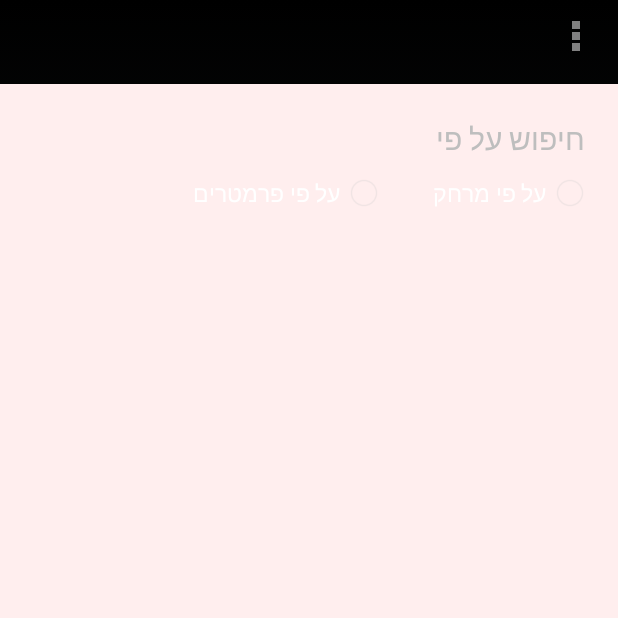
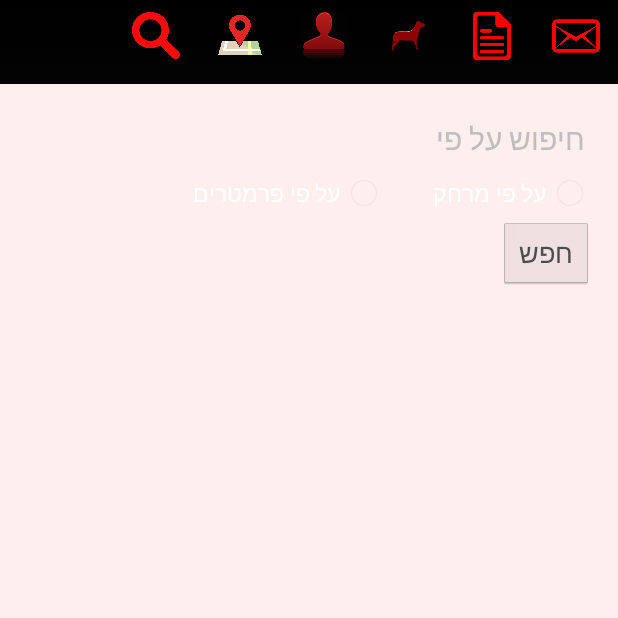
Before and after one commit to nofar9792/Nofar, an Android app: the SearchActivity screen opened directly, with no data from a screen before it, on a phone screen of 412 x 824 dp, the top half of it. Run offline under Robolectric (Android 15) with nearby library versions, the light colour scheme and no system bars.

Commit message:
menu fixing

```diff
--- a/app/build.gradle
+++ b/app/build.gradle
@@ -27,8 +27,6 @@ dependencies {
     compile fileTree(dir: 'libs', include: ['*.jar'])
     testCompile 'junit:junit:4.12'
 
-    compile 'com.android.support:appcompat-v7:23.1.1'
-    compile 'com.android.support:design:23.1.1'
     compile 'com.parse.bolts:bolts-android:1.+'
     compile 'com.parse:parse-android:1.+'
     compile 'com.google.android.gms:play-services:8.3.0'
--- a/app/src/main/java/com/example/nofarcohenzedek/dogo/SearchActivity.java
+++ b/app/src/main/java/com/example/nofarcohenzedek/dogo/SearchActivity.java
@@ -6,6 +6,7 @@ import android.app.Activity;
 import android.view.Menu;
 import android.view.MenuItem;
 import android.view.View;
+import android.widget.Button;
 import android.widget.LinearLayout;
 import android.widget.RadioButton;
 import android.widget.Toolbar;
@@ -65,6 +66,14 @@ public class SearchActivity extends Activity {
             layoutParameters.setVisibility(View.VISIBLE);
             layoutDistance.setVisibility(View.GONE);
         }
+
+        Button searchBTN = (Button) findViewById(R.id.searchBTN);
+        searchBTN.setEnabled(true);
+    }
+
+    public void searchBTNClick (View view)
+    {
+
     }
 
 }
--- a/app/src/main/res/layout/activity_dog_walker_details.xml
+++ b/app/src/main/res/layout/activity_dog_walker_details.xml
@@ -12,7 +12,6 @@
     android:paddingLeft="@dimen/activity_horizontal_margin"
     android:paddingRight="@dimen/activity_horizontal_margin"
     android:paddingTop="@dimen/activity_vertical_margin"
-    app:layout_behavior="@string/appbar_scrolling_view_behavior"
     tools:context="com.example.nofarcohenzedek.dogo.DogWalkerDetails">
 
     <LinearLayout
--- a/app/src/main/res/layout/activity_login.xml
+++ b/app/src/main/res/layout/activity_login.xml
@@ -22,7 +22,6 @@
         android:paddingLeft="@dimen/activity_horizontal_margin"
         android:paddingRight="@dimen/activity_horizontal_margin"
         android:paddingTop="@dimen/activity_vertical_margin"
-        app:layout_behavior="@string/appbar_scrolling_view_behavior"
         tools:context="com.example.nofarcohenzedek.dogo.LoginActivity">
 
         <ImageView
--- a/app/src/main/res/layout/activity_main.xml
+++ b/app/src/main/res/layout/activity_main.xml
@@ -8,7 +8,6 @@
     android:paddingLeft="@dimen/activity_horizontal_margin"
     android:paddingRight="@dimen/activity_horizontal_margin"
     android:paddingTop="@dimen/activity_vertical_margin"
-    app:layout_behavior="@string/appbar_scrolling_view_behavior"
     tools:context="com.example.nofarcohenzedek.dogo.MainActivity"
     android:background="@color/colorBackground">
 
--- a/app/src/main/res/layout/activity_maps.xml
+++ b/app/src/main/res/layout/activity_maps.xml
@@ -1,6 +1,7 @@
 <fragment xmlns:android="http://schemas.android.com/apk/res/android"
     xmlns:tools="http://schemas.android.com/tools"
-    xmlns:map="http://schemas.android.com/apk/res-auto" android:layout_width="match_parent"
+    xmlns:map="http://schemas.android.com/apk/res-auto"
+    android:layout_width="match_parent"
     android:layout_height="match_parent" android:id="@+id/map"
     tools:context="com.example.nofarcohenzedek.dogo.MapsActivity"
     android:name="com.google.android.gms.maps.SupportMapFragment" >
--- a/app/src/main/res/layout/activity_search.xml
+++ b/app/src/main/res/layout/activity_search.xml
@@ -119,8 +119,76 @@
                     android:inputType="number"
                     android:textSize="20dp" />
             </LinearLayout>
+
+            <LinearLayout
+                android:layout_width="wrap_content"
+                android:layout_height="wrap_content"
+                android:orientation="horizontal">
+
+                <TextView
+                    android:id="@+id/lbl_priceForSearch"
+                    android:layout_width="wrap_content"
+                    android:layout_height="wrap_content"
+                    android:layout_margin="10px"
+                    android:text="מחיר מקסימלי"
+                    android:textSize="20dp" />
+
+                <EditText
+                    android:id="@+id/priceForSearch"
+                    android:layout_width="wrap_content"
+                    android:layout_height="wrap_content"
+                    android:layout_margin="10px"
+                    android:inputType="number"
+                    android:textSize="20dp" />
+            </LinearLayout>
+
+            <TextView
+                android:id="@+id/lbl_comfortableTimeForSearch"
+                android:layout_width="wrap_content"
+                android:layout_height="wrap_content"
+                android:layout_margin="10px"
+                android:text="זמנים נוחים לטיול"
+                android:textSize="20dp" />
+
+            <LinearLayout
+                android:layout_width="wrap_content"
+                android:layout_height="wrap_content"
+                android:layout_marginTop="10dp"
+                android:orientation="horizontal">
+
+                <CheckBox
+                    android:id="@+id/cbx_isComfortableOnMorningForSearch"
+                    android:layout_width="wrap_content"
+                    android:layout_height="wrap_content"
+                    android:text="@string/isComfortableOnMorning"
+                    android:textSize="15dp" />
+
+                <CheckBox
+                    android:id="@+id/cbx_isComfortableOnAfternoonForSearch"
+                    android:layout_width="wrap_content"
+                    android:layout_height="wrap_content"
+                    android:layout_marginRight="30dp"
+                    android:text="@string/isComfortableOnAfternoon"
+                    android:textSize="15dp" />
+
+                <CheckBox
+                    android:id="@+id/cbx_isComfortableOnEveningForSearch"
+                    android:layout_width="wrap_content"
+                    android:layout_height="wrap_content"
+                    android:layout_marginRight="30dp"
+                    android:text="@string/isComfortableOnEvening"
+                    android:textSize="15dp" />
+
+            </LinearLayout>
         </LinearLayout>
 
+        <Button
+            android:layout_width="wrap_content"
+            android:layout_height="wrap_content"
+            android:text="חפש"
+            android:id="@+id/searchBTN"
+            android:onClick="searchBTNClick"
+            android:enabled="false"/>
 
     </LinearLayout>
 </LinearLayout>
--- a/app/src/main/res/layout/activity_sign_up.xml
+++ b/app/src/main/res/layout/activity_sign_up.xml
@@ -4,7 +4,6 @@
     xmlns:tools="http://schemas.android.com/tools"
     android:layout_width="match_parent"
     android:layout_height="match_parent"
-    app:layout_behavior="@string/appbar_scrolling_view_behavior"
     tools:context="com.example.nofarcohenzedek.dogo.SignUp"
     android:background="@color/colorBackground" android:orientation="vertical"
     android:layoutDirection="rtl">
--- a/app/src/main/res/menu/menu_prime.xml
+++ b/app/src/main/res/menu/menu_prime.xml
@@ -1,15 +1,38 @@
 <?xml version="1.0" encoding="utf-8"?>
-<menu xmlns:android="http://schemas.android.com/apk/res/android"
-    xmlns:app="http://schemas.android.com/apk/res-auto">
+<menu xmlns:android="http://schemas.android.com/apk/res/android">
     <item
         android:id="@+id/searchDW"
         android:icon="@drawable/search"
-        android:title="search"
-        app:showAsAction="always" />
-    <!--android:onClick="searchDWClick"/>-->
+        android:showAsAction="always"
+        android:title="search" />
 
     <item
         android:id="@+id/showMap"
-        android:title="map"
-        app:showAsAction="always"/>
+        android:icon="@drawable/map_icon"
+        android:showAsAction="always"
+        android:title="map" />
+
+    <item
+        android:id="@+id/myProfile"
+        android:icon="@drawable/profile_icon"
+        android:showAsAction="always"
+        android:title="myProfile" />
+
+    <item
+        android:id="@+id/dogsList"
+        android:icon="@drawable/dog_icon"
+        android:showAsAction="always"
+        android:title="dogs" />
+
+    <item
+        android:id="@+id/tripsReport"
+        android:icon="@drawable/report_icon"
+        android:showAsAction="always"
+        android:title="tripsReport" />
+
+    <item
+        android:id="@+id/messages"
+        android:icon="@drawable/message_icon"
+        android:title="messages"
+        android:showAsAction="always"/>
 </menu>
```
Also changed, not shown: app/src/main/res/drawable/dog_icon.png (added), app/src/main/res/drawable/map_icon.png (added), app/src/main/res/drawable/message_icon.png (added), app/src/main/res/drawable/profile_icon.png (added), app/src/main/res/drawable/report_icon.png (added).
